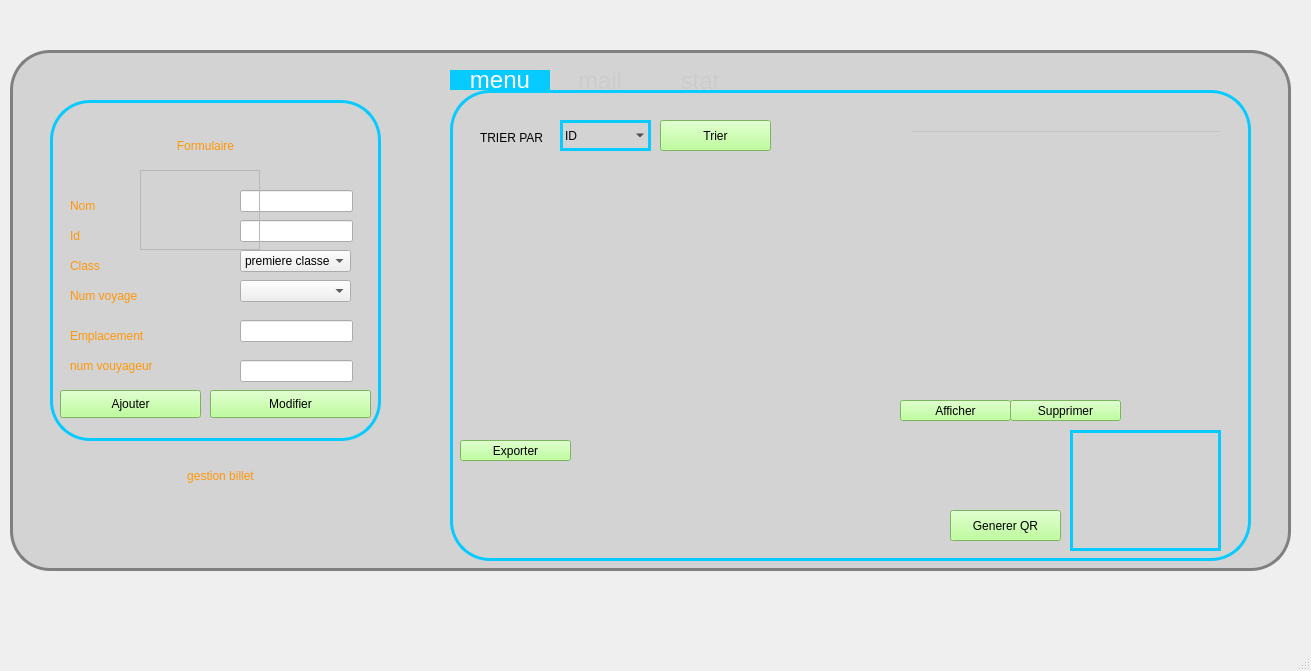
This is mainwindow.ui in LordNull3/Project_CPP as Qt 5 draws it before an edit. The edited form follows.
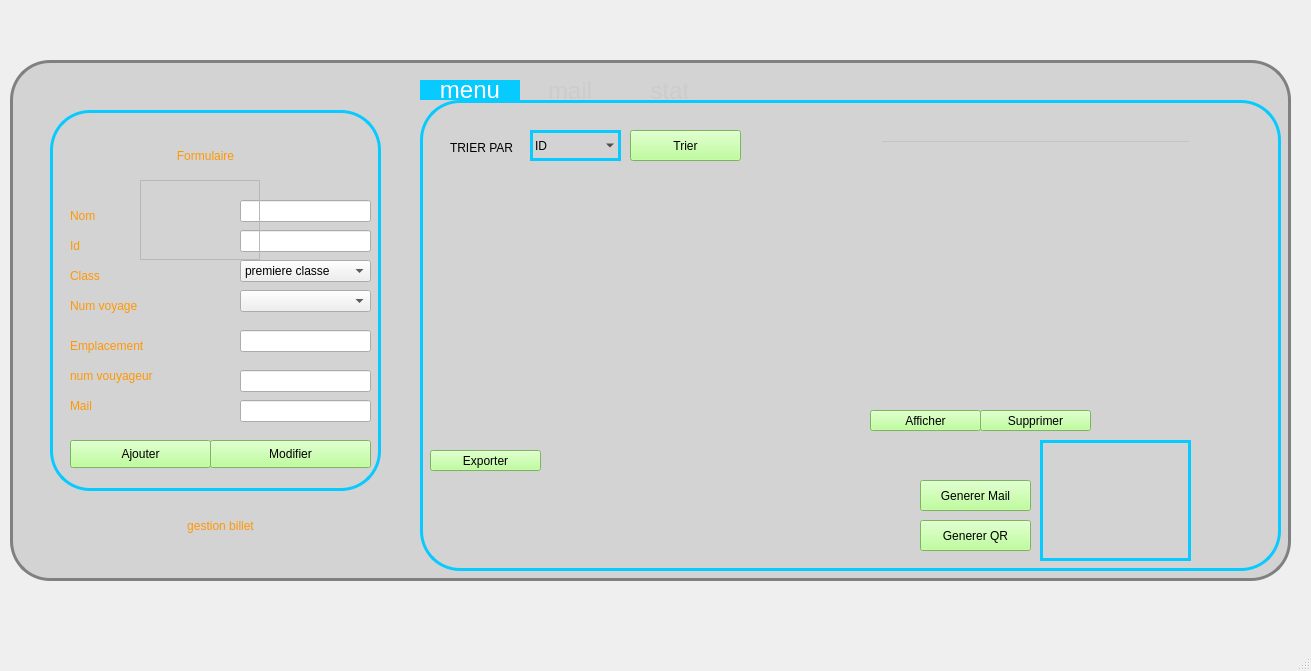
This is the edited form. Icons and pictures are not drawn.

What changed in the file:
```diff
--- a/mainwindow.ui
+++ b/mainwindow.ui
@@ -18,7 +18,7 @@
     <property name="geometry">
      <rect>
       <x>10</x>
-      <y>50</y>
+      <y>60</y>
       <width>1281</width>
       <height>521</height>
      </rect>
@@ -41,7 +41,7 @@
         <x>40</x>
         <y>50</y>
         <width>331</width>
-        <height>341</height>
+        <height>381</height>
        </rect>
       </property>
       <property name="styleSheet">
@@ -149,7 +149,7 @@
         <rect>
          <x>190</x>
          <y>90</y>
-         <width>113</width>
+         <width>131</width>
          <height>22</height>
         </rect>
        </property>
@@ -159,7 +159,7 @@
         <rect>
          <x>190</x>
          <y>120</y>
-         <width>113</width>
+         <width>131</width>
          <height>22</height>
         </rect>
        </property>
@@ -167,8 +167,8 @@
       <widget class="QPushButton" name="ajouter">
        <property name="geometry">
         <rect>
-         <x>10</x>
-         <y>290</y>
+         <x>20</x>
+         <y>330</y>
          <width>141</width>
          <height>28</height>
         </rect>
@@ -184,7 +184,7 @@
        <property name="geometry">
         <rect>
          <x>160</x>
-         <y>290</y>
+         <y>330</y>
          <width>161</width>
          <height>28</height>
         </rect>
@@ -219,7 +219,7 @@
         <rect>
          <x>190</x>
          <y>220</y>
-         <width>113</width>
+         <width>131</width>
          <height>22</height>
         </rect>
        </property>
@@ -229,7 +229,7 @@
         <rect>
          <x>20</x>
          <y>250</y>
-         <width>191</width>
+         <width>161</width>
          <height>31</height>
         </rect>
        </property>
@@ -246,7 +246,7 @@
         <rect>
          <x>190</x>
          <y>260</y>
-         <width>113</width>
+         <width>131</width>
          <height>22</height>
         </rect>
        </property>
@@ -256,7 +256,7 @@
         <rect>
          <x>190</x>
          <y>150</y>
-         <width>111</width>
+         <width>131</width>
          <height>22</height>
         </rect>
        </property>
@@ -281,7 +281,7 @@
         <rect>
          <x>190</x>
          <y>180</y>
-         <width>111</width>
+         <width>131</width>
          <height>22</height>
         </rect>
        </property>
@@ -302,12 +302,39 @@
         <enum>QFrame::Raised</enum>
        </property>
       </widget>
+      <widget class="QLabel" name="label_18">
+       <property name="geometry">
+        <rect>
+         <x>20</x>
+         <y>280</y>
+         <width>151</width>
+         <height>31</height>
+        </rect>
+       </property>
+       <property name="styleSheet">
+        <string notr="true">color: rgb(255, 151, 6);
+font: 63 13pt &quot;Yu Gothic UI Semibold&quot;;</string>
+       </property>
+       <property name="text">
+        <string>Mail</string>
+       </property>
+      </widget>
+      <widget class="QLineEdit" name="mail">
+       <property name="geometry">
+        <rect>
+         <x>190</x>
+         <y>290</y>
+         <width>131</width>
+         <height>22</height>
+        </rect>
+       </property>
+      </widget>
      </widget>
      <widget class="QLabel" name="label_6">
       <property name="geometry">
        <rect>
         <x>80</x>
-        <y>390</y>
+        <y>430</y>
         <width>261</width>
         <height>71</height>
        </rect>
@@ -326,9 +353,9 @@
      <widget class="QTabWidget" name="tabWidget">
       <property name="geometry">
        <rect>
-        <x>440</x>
+        <x>410</x>
         <y>20</y>
-        <width>801</width>
+        <width>861</width>
         <height>491</height>
        </rect>
       </property>
@@ -413,9 +440,9 @@
        <widget class="QTableView" name="tableView">
         <property name="geometry">
          <rect>
-          <x>20</x>
+          <x>10</x>
           <y>70</y>
-          <width>751</width>
+          <width>841</width>
           <height>231</height>
          </rect>
         </property>
@@ -569,6 +596,22 @@
          </property>
         </widget>
        </widget>
+       <widget class="QPushButton" name="pushButton_6">
+        <property name="geometry">
+         <rect>
+          <x>500</x>
+          <y>380</y>
+          <width>111</width>
+          <height>31</height>
+         </rect>
+        </property>
+        <property name="styleSheet">
+         <string notr="true">background-color: rgb(170, 255, 127);</string>
+        </property>
+        <property name="text">
+         <string>Generer Mail</string>
+        </property>
+       </widget>
       </widget>
       <widget class="QWidget" name="tab2">
        <property name="styleSheet">
```
